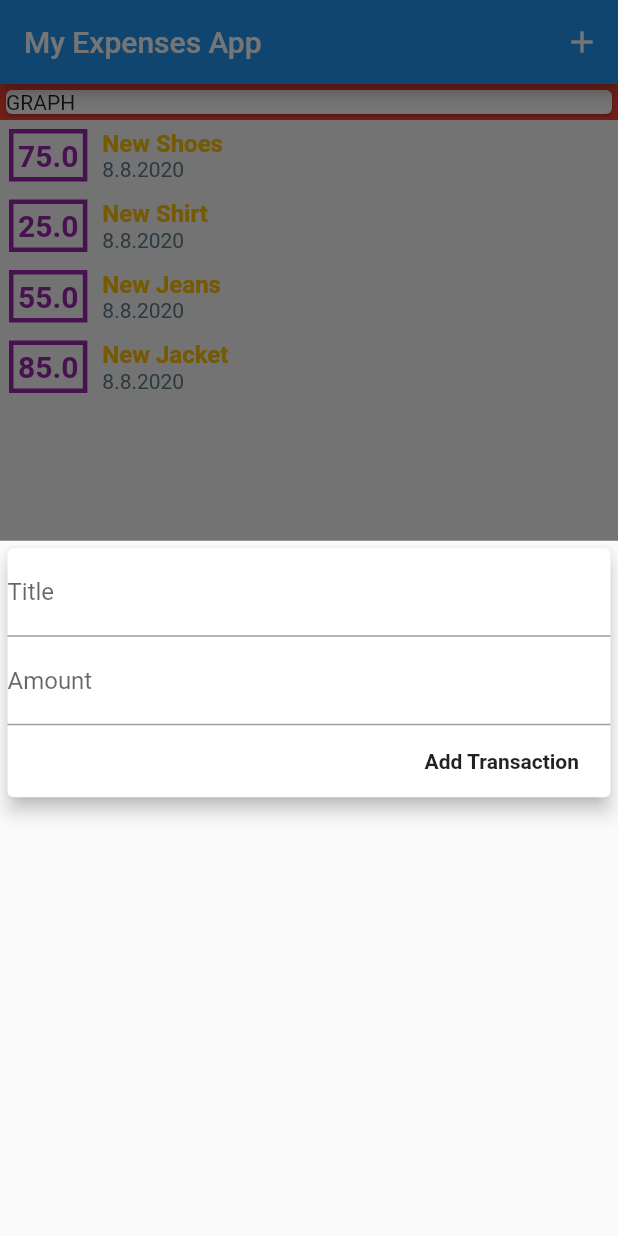
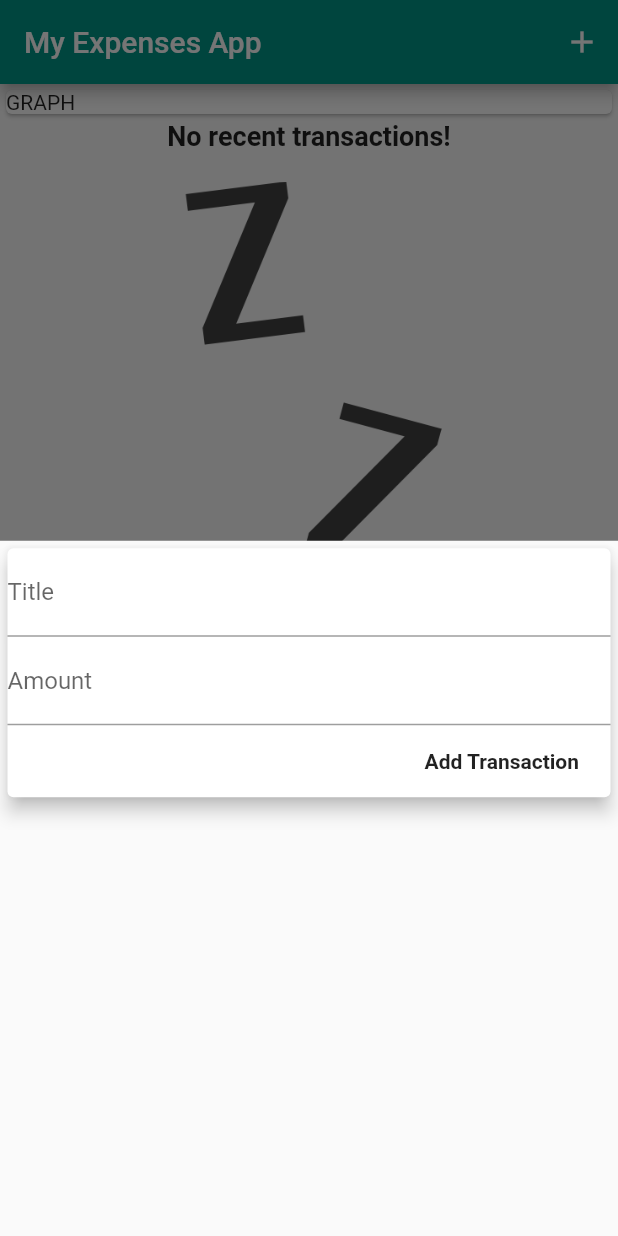
Before and after one commit to leticek/expenses_app, a Flutter app: the screen it shows after launch, after a tap on the "add" icon, on a phone screen of 412 x 824 dp. Run offline on Flutter 3.47's test engine with Material 2 defaults, Android fonts, the phone set to English and light mode, and no system bars.

Commit message:
fixed things, added case when no transactions are added

```diff
--- a/lib/main.dart
+++ b/lib/main.dart
@@ -13,6 +13,7 @@ class MyApp extends StatelessWidget {
   Widget build(BuildContext context) {
     return MaterialApp(
       title: 'Flutter Demo',
+      theme: ThemeData(primarySwatch: Colors.teal),
       home: MyExpensesHome(),
     );
   }
@@ -25,30 +26,30 @@ class MyExpensesHome extends StatefulWidget {
 
 class _MyExpensesHomeState extends State<MyExpensesHome> {
   final List<Transaction> _transactionList = [
-    Transaction(
-      id: 't1',
-      title: 'New Shoes',
-      price: 75,
-      date: DateTime.now(),
-    ),
-    Transaction(
-      id: 't2',
-      title: 'New Shirt',
-      price: 25,
-      date: DateTime.now(),
-    ),
-    Transaction(
-      id: 't3',
-      title: 'New Jeans',
-      price: 55,
-      date: DateTime.now(),
-    ),
-    Transaction(
-      id: 't4',
-      title: 'New Jacket',
-      price: 85,
-      date: DateTime.now(),
-    ),
+    // Transaction(
+    //   id: 't1',
+    //   title: 'New Shoes',
+    //   price: 75,
+    //   date: DateTime.now(),
+    // ),
+    // Transaction(
+    //   id: 't2',
+    //   title: 'New Shirt',
+    //   price: 25,
+    //   date: DateTime.now(),
+    // ),
+    // Transaction(
+    //   id: 't3',
+    //   title: 'New Jeans',
+    //   price: 55,
+    //   date: DateTime.now(),
+    // ),
+    // Transaction(
+    //   id: 't4',
+    //   title: 'New Jacket',
+    //   price: 85,
+    //   date: DateTime.now(),
+    // ),
   ];
 
   void _addTransaction({String tTitle, double tAmount}) {
@@ -105,7 +106,6 @@ class _MyExpensesHomeState extends State<MyExpensesHome> {
               child: Card(
                 child: Text('GRAPH'),
               ),
-              color: Colors.red,
             ),
             TransactionList(
               transactionList: this._transactionList,
--- a/lib/widgets/new_transaction.dart
+++ b/lib/widgets/new_transaction.dart
@@ -1,11 +1,18 @@
 import 'package:flutter/material.dart';
 
-class NewTransaction extends StatelessWidget {
-  final titleController = TextEditingController();
-  final amountController = TextEditingController();
+class NewTransaction extends StatefulWidget {
   final Function buttonHandler;
 
   NewTransaction({this.buttonHandler});
+
+  @override
+  _NewTransactionState createState() => _NewTransactionState();
+}
+
+class _NewTransactionState extends State<NewTransaction> {
+  final titleController = TextEditingController();
+
+  final amountController = TextEditingController();
 
   void submitData() {
     final enteredTitle = titleController.text;
@@ -15,10 +22,12 @@ class NewTransaction extends StatelessWidget {
       return;
     }
 
-    this.buttonHandler(
-      tTitle: enteredTitle,
-      tAmount: enteredAmount,
-    );
+    this.widget.buttonHandler(
+          tTitle: enteredTitle,
+          tAmount: enteredAmount,
+        );
+
+    Navigator.of(context).pop();
   }
 
   @override
--- a/lib/widgets/transaction_list.dart
+++ b/lib/widgets/transaction_list.dart
@@ -13,7 +13,27 @@ class TransactionList extends StatelessWidget {
   Widget build(BuildContext context) {
     return Container(
         height: 445,
-        child: ListView.builder(
+        child: transactionList.isEmpty
+            ? Column(
+                children: <Widget>[
+                  Text(
+                    'No recent transactions!',
+                    style: TextStyle(
+                      fontWeight: FontWeight.bold,
+                      fontSize: 18,
+                    ),
+                  ),
+                  SizedBox(
+                    height: 20,
+                  ),
+                  Container(
+                    child: Image.asset('assets/images/waiting.png',
+                        fit: BoxFit.cover),
+                    height: 400,
+                  ),
+                ],
+              )
+            : ListView.builder(
                 itemBuilder: (ctx, index) {
                   print('build list');
                   return TransactionWidget(
--- a/lib/widgets/transaction_widget.dart
+++ b/lib/widgets/transaction_widget.dart
@@ -18,7 +18,6 @@ class TransactionWidget extends StatelessWidget {
           Container(
             decoration: BoxDecoration(
               border: Border.all(
-                color: Colors.purple,
                 width: 3,
               ),
             ),
@@ -29,7 +28,6 @@ class TransactionWidget extends StatelessWidget {
               style: TextStyle(
                 fontWeight: FontWeight.bold,
                 fontSize: 20,
-                color: Colors.purple,
               ),
             ),
           ),
@@ -41,15 +39,14 @@ class TransactionWidget extends StatelessWidget {
                 Text(
                   this.transaction.title,
                   style: TextStyle(
-                      fontSize: 16,
-                      fontWeight: FontWeight.bold,
-                      color: Colors.amber),
+                    fontSize: 16,
+                    fontWeight: FontWeight.bold,
+                  ),
                 ),
                 Text(
                   DateFormat('d.M.yyyy').format(this.transaction.date),
                   style: TextStyle(
                     fontSize: 14,
-                    color: Colors.blueGrey,
                   ),
                 ),
               ],
--- a/pubspec.yaml
+++ b/pubspec.yaml
@@ -42,7 +42,8 @@ flutter:
   uses-material-design: true
 
   # To add assets to your application, add an assets section, like this:
-  # assets:
+  assets:
+    - assets/images/waiting.png
   #  - images/a_dot_burr.jpeg
   #  - images/a_dot_ham.jpeg
 
```
Also changed, not shown: assets/images/waiting.png (added), 1 other file. Lines whose indentation alone changed are shown as unchanged.
